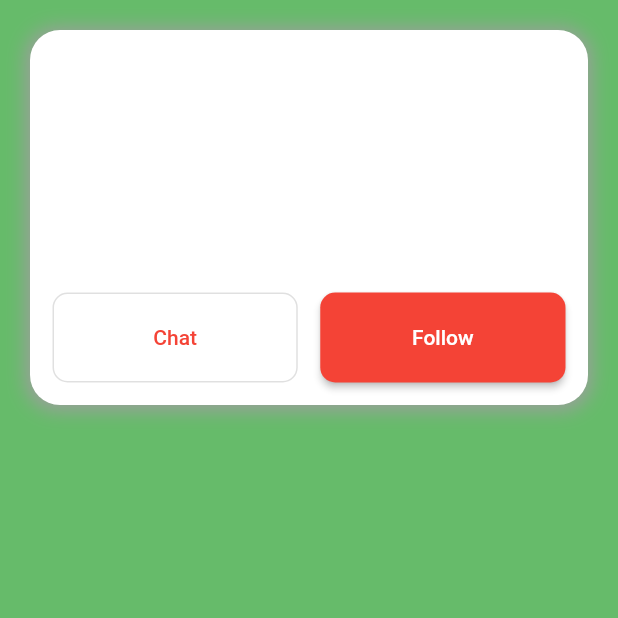
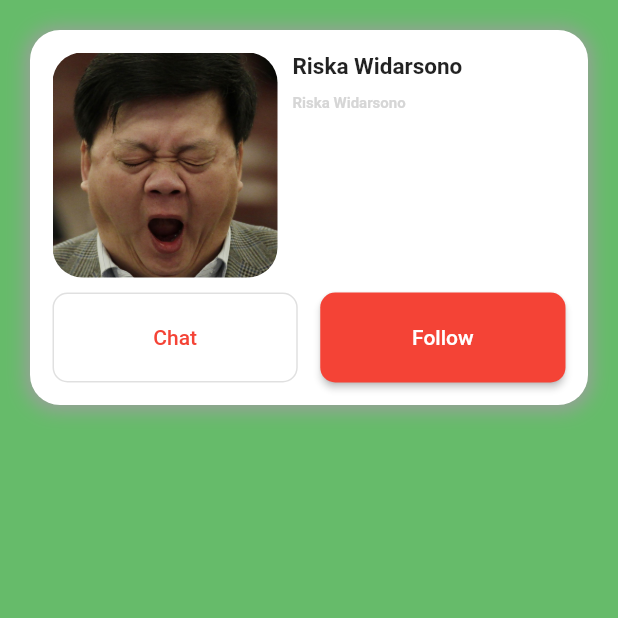
Before and after one commit to riskawidarsono/layout, a Flutter app: the screen it shows after launch, on a phone screen of 412 x 824 dp, the top half of it. Run offline on Flutter 3.47's test engine with Material 2 defaults, Android fonts, the phone set to English and light mode, and no system bars.

Commit message:
Design image

```diff
--- a/layout/lib/presentastion/profile/profile_page.dart
+++ b/layout/lib/presentastion/profile/profile_page.dart
@@ -36,6 +36,51 @@ class _ProfilePageState extends State<ProfilePage> {
               children: [
                 Container(
                   height: 160,
+                  child: Row(
+                    children: <Widget>[
+                      Container(
+                        width: 150,
+                        margin: EdgeInsets.only(bottom: 10),
+                        decoration: BoxDecoration(
+                          image: DecorationImage(
+                            fit: BoxFit.cover,
+                            image: AssetImage('assests/images/poeple.jpg'),
+                          ),
+                          borderRadius: BorderRadius.circular(20),
+                        ),
+                      ),
+                      Flexible(
+                        child: Container(
+                          padding: EdgeInsets.only(left: 10),
+                          child: Column(
+                            crossAxisAlignment: CrossAxisAlignment.start,
+                            children: [
+                              Text(
+                                'Riska Widarsono',
+                                overflow: TextOverflow.ellipsis,
+                                style: TextStyle(
+                                  fontSize: 15,
+                                  fontWeight: FontWeight.bold,
+                                ),
+                              ),
+                              SizedBox(
+                                height: 10,
+                              ),
+                              Text(
+                                'Riska Widarsono',
+                                overflow: TextOverflow.ellipsis,
+                                style: TextStyle(
+                                  fontSize: 10,
+                                  color: Colors.grey[350],
+                                  fontWeight: FontWeight.bold,
+                                ),
+                              ),
+                            ],
+                          ),
+                        ),
+                      ),
+                    ],
+                  ),
                 ),
                 Flexible(
                   child: Container(
--- a/layout/pubspec.yaml
+++ b/layout/pubspec.yaml
@@ -45,9 +45,8 @@ flutter:
   uses-material-design: true
 
   # To add assets to your application, add an assets section, like this:
-  # assets:
-  #   - images/a_dot_burr.jpeg
-  #   - images/a_dot_ham.jpeg
+  assets:
+    - assests/images/
 
   # An image asset can refer to one or more resolution-specific "variants", see
   # https://flutter.dev/assets-and-images/#resolution-aware.
```
Also changed, not shown: layout/assests/images/poeple.jpg (added), layout/pubspec.lock.
